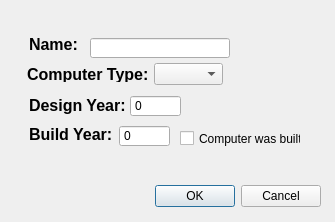
Qt form computerdialog.ui (annakrih/T113VLN1-3) before a commit.
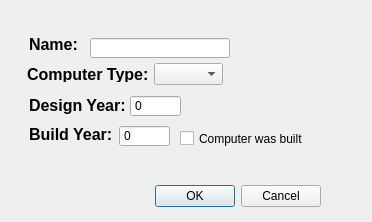
The same form after that commit.

What changed in the file:
```diff
--- a/computerdialog.ui
+++ b/computerdialog.ui
@@ -6,7 +6,7 @@
    <rect>
     <x>0</x>
     <y>0</y>
-    <width>335</width>
+    <width>372</width>
     <height>222</height>
    </rect>
   </property>
@@ -147,7 +147,7 @@
     <rect>
      <x>180</x>
      <y>130</y>
-     <width>121</width>
+     <width>151</width>
      <height>17</height>
     </rect>
    </property>
```
